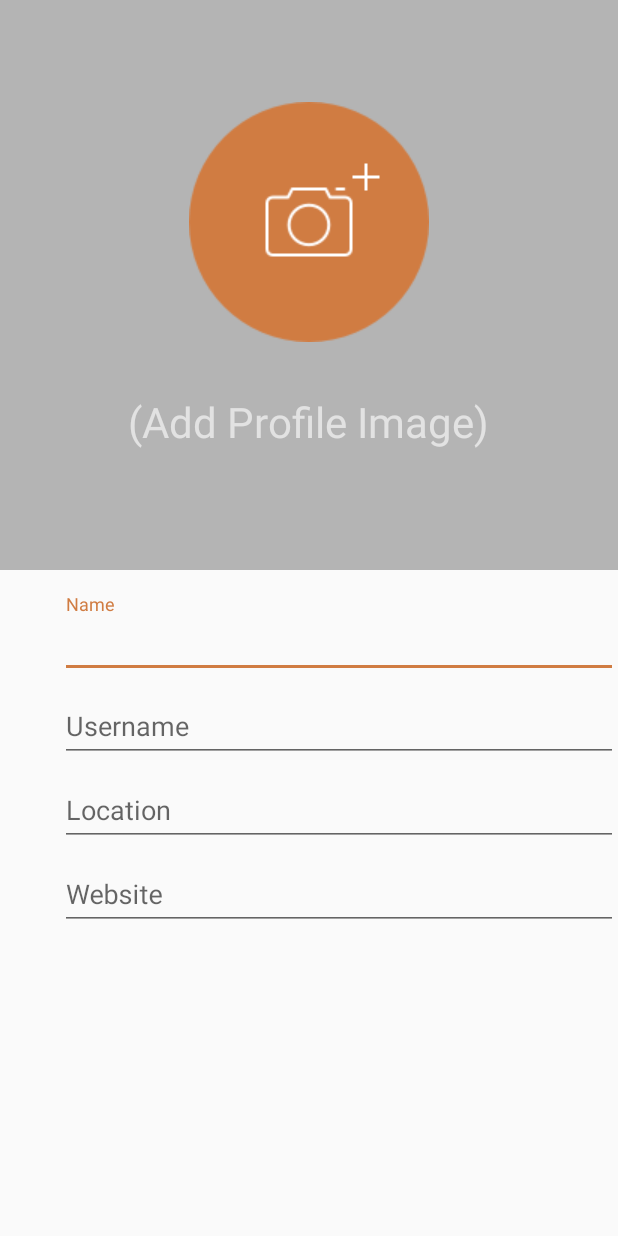
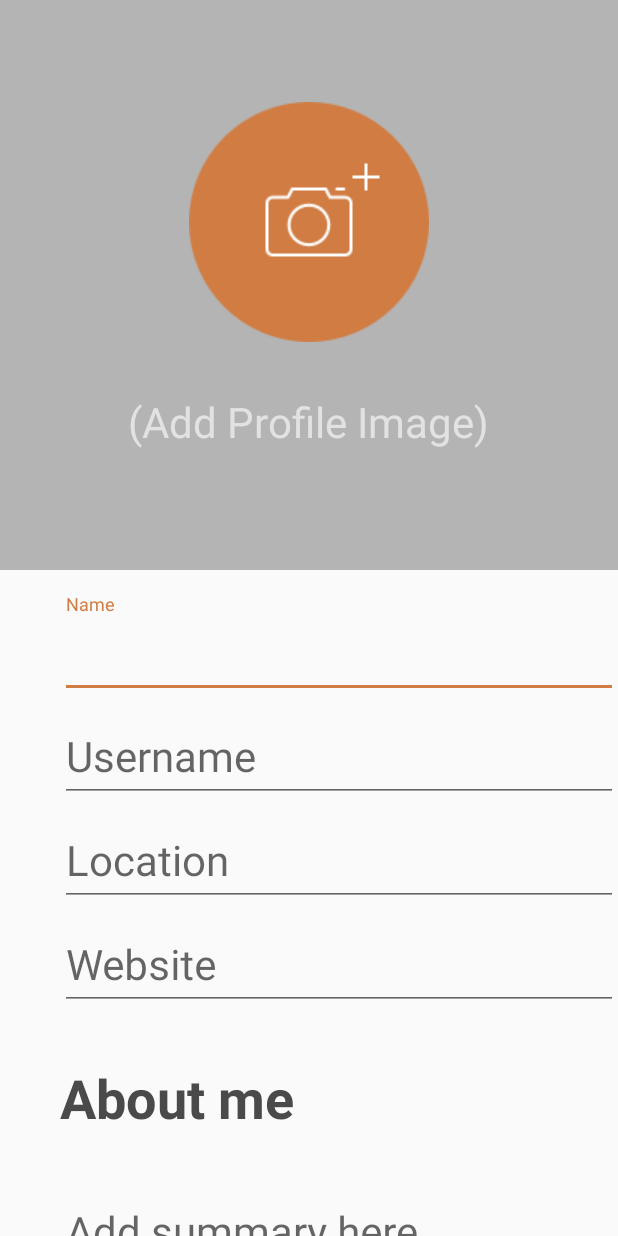
Before and after one commit to ImayaDismas/theforce, an Android app: the screen it shows after launch (CreateProfile), on a phone screen of 412 x 824 dp. Run offline under Robolectric (Android 15) with nearby library versions, the phone set to English and light mode, and no system bars.

Commit message:
added all elements of create profile

```diff
--- a/app/src/main/res/layout/activity_create_profile.xml
+++ b/app/src/main/res/layout/activity_create_profile.xml
@@ -50,11 +50,11 @@
         <android.support.design.widget.TextInputLayout
             android:layout_width="match_parent"
             android:layout_height="wrap_content"
-            android:textColorHint="@color/textgrey"
             android:id="@+id/name_input_layout">
             <EditText
                 android:id="@+id/name"
                 android:hint="Name"
+                android:textSize="28sp"
                 android:textColorHint="@color/textgrey"
                 android:textColor="@color/textblack"
                 android:layout_width="match_parent"
@@ -72,6 +72,7 @@
             <EditText
                 android:id="@+id/username"
                 android:hint="Username"
+                android:textSize="28sp"
                 android:textColorHint="@color/textgrey"
                 android:textColor="@color/textblack"
                 android:layout_width="match_parent"
@@ -90,6 +91,7 @@
             <EditText
                 android:id="@+id/location"
                 android:hint="Location"
+                android:textSize="28sp"
                 android:textColorHint="@color/textgrey"
                 android:textColor="@color/textblack"
                 android:layout_width="match_parent"
@@ -108,12 +110,49 @@
             <EditText
                 android:id="@+id/website"
                 android:hint="Website"
+                android:textSize="28sp"
                 android:textColorHint="@color/textgrey"
                 android:textColor="@color/textblack"
                 android:layout_width="match_parent"
                 android:layout_height="wrap_content"
                 />
         </android.support.design.widget.TextInputLayout>
+        <TextView
+            android:id="@+id/aboutme"
+            android:text="About me"
+            android:textStyle="bold"
+            android:layout_marginTop="34dp"
+            android:layout_marginBottom="26dp"
+            android:textSize="36sp"
+            android:layout_below="@id/website_input_layout"
+            android:textColor="@color/textblack"
+            android:layout_width="wrap_content"
+            android:layout_height="wrap_content" />
+        <android.support.design.widget.TextInputLayout
+            android:id="@+id/summary_input_layout"
+            android:layout_below="@id/aboutme"
+            android:layout_width="match_parent"
+            android:layout_height="wrap_content">
+            <EditText
+                android:id="@+id/summary"
+                android:textSize="28sp"
+                android:hint="Add summary here"
+                android:layout_width="match_parent"
+                android:layout_height="wrap_content" />
+        </android.support.design.widget.TextInputLayout>
+        <Button
+            android:id="@+id/create_profile"
+            android:text="Create Profile"
+            android:layout_centerHorizontal="true"
+            android:padding="20dp"
+            android:textColor="#FFF"
+            android:layout_marginTop="60dp"
+            android:layout_marginBottom="60dp"
+            android:layout_below="@id/summary_input_layout"
+            android:background="@color/buttonorange"
+            android:textSize="28sp"
+            android:layout_width="wrap_content"
+            android:layout_height="wrap_content" />
     </RelativeLayout>
 
 
```
